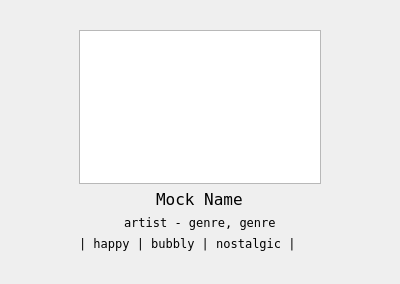
Before: the Qt Designer form displayInfoWidget.ui in avar33/ListenToMe-task1, drawn with Qt 5.
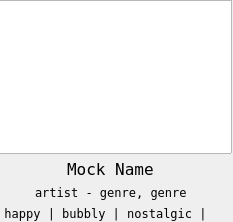
After: the same form once the commit is applied.

What changed in the file:
```diff
--- a/displayInfoWidget.ui
+++ b/displayInfoWidget.ui
@@ -6,8 +6,8 @@
    <rect>
     <x>0</x>
     <y>0</y>
-    <width>400</width>
-    <height>284</height>
+    <width>233</width>
+    <height>222</height>
    </rect>
   </property>
   <property name="font">
@@ -21,8 +21,8 @@
   <widget class="QWidget" name="verticalLayoutWidget">
    <property name="geometry">
     <rect>
-     <x>79</x>
-     <y>30</y>
+     <x>-10</x>
+     <y>0</y>
      <width>242</width>
      <height>221</height>
     </rect>
```
